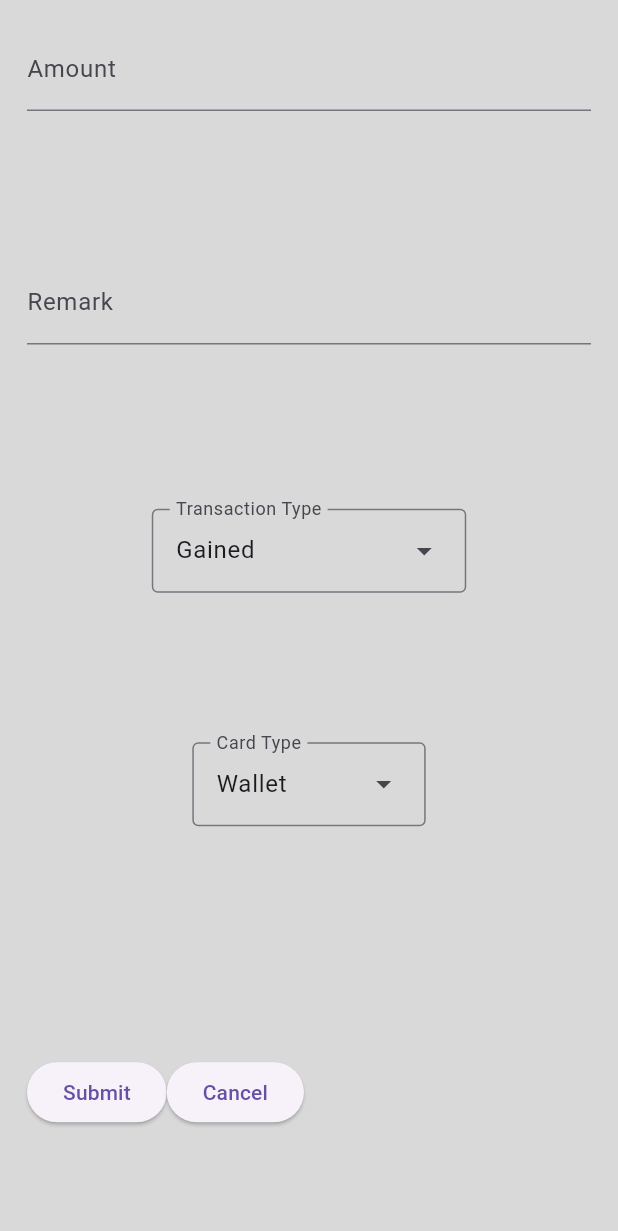
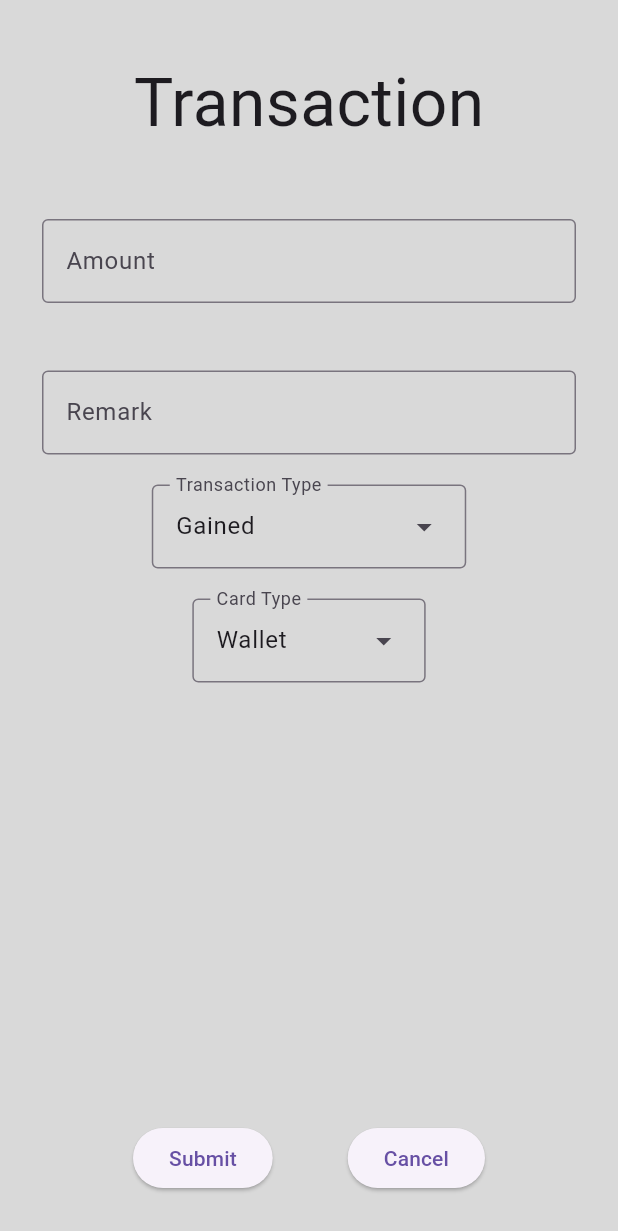
Before and after one commit to fy-st0rm/Ledger, a Flutter app: the screen it shows after launch, after a tap on the "add" icon, on a phone screen of 412 x 824 dp. Shown: the top 1231 px of the screen. Run offline on Flutter 3.47's test engine with Material 3 defaults, Android fonts, the phone set to English and light mode, and no system bars; our stand-ins replace shared_preferences.

Commit message:
Implemented serialization of data.

```diff
--- a/lib/app_state.dart
+++ /dev/null
@@ -1,12 +0,0 @@
-import "package:ledger/transaction.dart";
-import "package:ledger/budget.dart";
-
-class AppState {
-	late Budget budget;
-	late Transactions transactions;
-
-	AppState() {
-		this.budget = Budget(0, 0, 0, 0);
-		this.transactions = Transactions();
-	}
-}
--- a/lib/budget.dart
+++ /dev/null
@@ -1,24 +0,0 @@
-enum CardType {
-	WALLET("Wallet"),
-	BANK("Bank"),
-	KU_CARD("KU Card"),
-	ESEWA("Esewa");
-
-	const CardType(this.label);
-	final String label;
-}
-
-class Budget {
-	Map<CardType, double> _budget = Map();
-
-	Budget(double wallet, double bank, double ku_card, double esewa) {
-		this._budget[CardType.WALLET] = wallet;
-		this._budget[CardType.BANK] = bank;
-		this._budget[CardType.KU_CARD] = ku_card;
-		this._budget[CardType.ESEWA] = esewa;
-	}
-
-	double get(CardType ctype) {
-		return this._budget[ctype]!;
-	}
-}
--- a/lib/main.dart
+++ b/lib/main.dart
@@ -1,6 +1,5 @@
 import "package:flutter/material.dart";
-
-import "package:ledger/home.dart";
+import "package:ledger/pages/home.dart";
 
 void main() {
 	runApp(const App());
--- a/lib/home.dart
+++ b/lib/pages/home.dart
@@ -1,10 +1,14 @@
 import "package:flutter/material.dart";
+
 import "package:ledger/widgets/budget_widget.dart";
 import "package:ledger/widgets/records_widget.dart";
-import "package:ledger/widgets/new_transaction_widget.dart";
-import "package:ledger/transaction.dart";
-import "package:ledger/budget.dart";
-import "package:ledger/app_state.dart";
+
+import "package:ledger/pages/transaction_page.dart";
+
+import "package:ledger/types/transaction.dart";
+import "package:ledger/types/budget.dart";
+import "package:ledger/types/app_state.dart";
+
 import "package:ledger/utils.dart";
 
 class Home extends StatefulWidget {
@@ -40,14 +44,14 @@ class _Home extends State<Home> {
 				onPressed: () {
 					Navigator.of(context).push(
 						MaterialPageRoute(
-							builder: (context) => NewTransactionWidget(state: state)
+							builder: (context) => TransactionPage(state: state)
 						)
 					).then((_) => setState(() {}));
 				},
-				tooltip: 'Increment',
+				tooltip: 'Add transaction',
 				child: const Icon(Icons.add)
 			), // FloadingActionButton
 			floatingActionButtonLocation: FloatingActionButtonLocation.centerFloat,
-		);
+		); // Scaffold
 	}
 }
--- /dev/null
+++ b/lib/pages/transaction_page.dart
@@ -0,0 +1,174 @@
+import "package:flutter/material.dart";
+
+import "package:ledger/types/budget.dart";
+import "package:ledger/types/transaction.dart";
+import "package:ledger/types/app_state.dart";
+import "package:ledger/utils.dart";
+
+class TransactionPage extends StatefulWidget {
+	final AppState state;
+	const TransactionPage({super.key, required this.state});
+
+	State<TransactionPage> createState() => _TransactionPage(state);
+}
+
+class _TransactionPage extends State<TransactionPage> {
+	final TextEditingController card_controller = TextEditingController();
+	final TextEditingController transaction_controller = TextEditingController();
+	final form_key = GlobalKey<FormState>();
+	final AppState state;
+	final Transaction final_transaction = Transaction(0, TransactionType.GAINED, CardType.WALLET, "");
+
+	_TransactionPage(this.state);
+
+	@override
+	Widget build(BuildContext context) {
+		Pair<double, double> screen_size = get_screen_size(context);
+		return Scaffold(
+			body: Container(
+				child: Padding(
+					padding: EdgeInsets.all(28.0),
+					child: Form(
+						key: form_key,
+						child: Column(
+							children: <Widget> [
+								SizedBox(height: 10),
+
+								Expanded(
+									child: Column(
+										children: <Widget> [
+											Text("Transaction",
+												style: TextStyle(
+													fontSize: 44
+												) // TextStyle
+											), // Text
+
+											SizedBox(height: 45),
+
+											TextFormField(
+												keyboardType: TextInputType.number,
+												onSaved: (String? value) {
+													final_transaction.amount = double.parse(value!);
+												},
+												decoration: InputDecoration(
+													labelText: "Amount",
+													border: OutlineInputBorder(),
+												), // InputDecoration
+												validator: (value) {
+													if (value == null || value.isEmpty) {
+														return "Amount is required.";
+													}
+													return null;
+												} // Validator
+											), // TextFormField
+
+											SizedBox(height: 45),
+
+											TextFormField(
+												onSaved: (String? value) {
+													final_transaction.remark = value!;
+												},
+												decoration: InputDecoration(
+													labelText: "Remark",
+													border: OutlineInputBorder(),
+												), // InputDecoration
+												validator: (value) {
+													if (value == null || value.isEmpty) {
+														return "Remark is required.";
+													}
+													return null;
+												} // Validator
+											), // TextFormField
+
+											SizedBox(height: 20),
+
+											DropdownMenu<TransactionType>(
+												initialSelection: TransactionType.GAINED,
+												controller: transaction_controller,
+												requestFocusOnTap: false,
+												label: Text("Transaction Type"),
+												onSelected: (TransactionType? transaction_type) {
+													setState(() {
+														final_transaction.ttype = transaction_type!;
+													});
+												},
+												dropdownMenuEntries: TransactionType.values.map<DropdownMenuEntry<TransactionType>>(
+													(TransactionType transaction_type) {
+														return DropdownMenuEntry<TransactionType>(
+															value: transaction_type,
+															label: transaction_type.label
+														);
+													}
+												).toList()
+											), // DropdownMenu<TransactionType>
+
+											SizedBox(height: 20),
+
+											DropdownMenu<CardType>(
+												initialSelection: CardType.WALLET,
+												controller: card_controller,
+												requestFocusOnTap: false,
+												label: Text("Card Type"),
+												onSelected: (CardType? card_type) {
+													setState(() {
+														final_transaction.ctype = card_type!;
+													});
+												},
+												dropdownMenuEntries: CardType.values.map<DropdownMenuEntry<CardType>>(
+													(CardType card_type) {
+														return DropdownMenuEntry<CardType>(
+															value: card_type,
+															label: card_type.label
+														);
+													}
+												).toList()
+											), // DropdownMenu<CardType>
+										] // children
+									) // Column
+								), // Expanded
+
+								Row(
+									mainAxisAlignment: MainAxisAlignment.center,
+									children: <Widget>[
+										ElevatedButton(
+											child: Text("Submit"),
+											onPressed: () {
+												if (form_key.currentState!.validate()) {
+													form_key.currentState!.save();
+														double budget = state.budget.get(final_transaction.ctype);
+														bool res = state.transactions.create(
+															final_transaction, state.budget
+														);
+														if (!res) {
+															ScaffoldMessenger.of(context).showSnackBar(
+																const SnackBar(
+																	content: Text('Not enought money.',
+																		style: TextStyle(
+																			fontSize: 14,
+																			color: Color.fromARGB(255, 255, 255, 255)
+																		) // TextStyle
+																	) // Text
+																), // SnackBar
+															);
+														}
+													Navigator.of(context, rootNavigator: true).pop();
+												}
+											}
+										), // ElevatedButton
+										SizedBox(width: 50),
+										ElevatedButton(
+											child: Text("Cancel"),
+											onPressed: () {
+												Navigator.of(context, rootNavigator: true).pop();
+											}
+										) // ElevatedButton
+									] // children
+								) // Row
+							] // children
+						) // Column
+					) // Form
+				) // Container
+			), // Padding
+		); // Scaffold
+	}
+}
--- a/lib/transaction.dart
+++ /dev/null
@@ -1,37 +0,0 @@
-import "package:ledger/budget.dart";
-
-enum TransactionType {
-	GAINED("Gained"),
-	SPENT("Spent");
-
-	const TransactionType(this.label);
-	final String label;
-}
-
-class Transaction {
-	double amount;
-	TransactionType ttype;
-	CardType ctype;
-	String remark;
-
-	Transaction(this.amount, this.ttype, this.ctype, this.remark);
-}
-
-class Transactions {
-	// TODO: change list to hashmap
-	List<Transaction> _transactions = [];
-
-	void create_transaction(double amount, TransactionType ttype, CardType ctype, String remark) {
-		this._transactions.add(
-			Transaction(amount, ttype, ctype, remark)
-		);
-	}
-
-	int length() {
-		return this._transactions.length;
-	}
-
-	Transaction get(int index) {
-		return this._transactions[index];
-	}
-}
--- /dev/null
+++ b/lib/types/app_state.dart
@@ -0,0 +1,12 @@
+import "package:ledger/types/transaction.dart";
+import "package:ledger/types/budget.dart";
+
+class AppState {
+	late Budget budget;
+	late Transactions transactions;
+
+	AppState() {
+		budget = Budget();
+		transactions = Transactions();
+	}
+}
--- /dev/null
+++ b/lib/types/budget.dart
@@ -0,0 +1,69 @@
+import 'package:shared_preferences/shared_preferences.dart';
+import 'dart:convert';
+
+enum CardType {
+	WALLET("Wallet"),
+	BANK("Bank"),
+	KU_CARD("KU Card"),
+	ESEWA("Esewa");
+
+	const CardType(this.label);
+	final String label;
+}
+
+class Budget {
+	Map<CardType, double> _budget = Map();
+
+	Budget() {
+	}
+
+	void init(bool updated, void Function(void Function()) callback) {
+		SharedPreferences
+			.getInstance()
+			.then((pref) {
+				String? budget_str = pref.getString('budget');
+				if (budget_str == null || budget_str.isEmpty) {
+					_budget[CardType.WALLET] = 0;
+					_budget[CardType.BANK] = 0;
+					_budget[CardType.KU_CARD] = 0;
+					_budget[CardType.ESEWA] = 0;
+				} else {
+					Map<String, dynamic> budget = jsonDecode(budget_str!);
+					_budget[CardType.WALLET]  = budget["WALLET"]!;
+					_budget[CardType.BANK]    = budget["BANK"]!;
+					_budget[CardType.KU_CARD] = budget["KU_CARD"]!;
+					_budget[CardType.ESEWA]   = budget["ESEWA"]!;
+				}
+				if (!updated) {
+					callback(() {});
+				}
+			});
+	}
+
+	double get(CardType ctype) {
+		return _budget[ctype]!;
+	}
+
+	void gained(CardType ctype, double amount) {
+		_budget.update(ctype, (value) => _budget[ctype]! + amount);
+	}
+
+	void spent(CardType ctype, double amount) {
+		_budget.update(ctype, (value) => _budget[ctype]! - amount);
+	}
+
+	Map<String, double> to_json() {
+		return {
+			"WALLET": get(CardType.WALLET),
+			"BANK": get(CardType.BANK),
+			"KU_CARD": get(CardType.KU_CARD),
+			"ESEWA": get(CardType.ESEWA),
+		};
+	}
+
+	Future<void> save() async {
+		SharedPreferences pref = await SharedPreferences.getInstance();
+		String budget_str = jsonEncode(to_json());
+		pref.setString('budget', budget_str);
+	}
+}
--- /dev/null
+++ b/lib/types/transaction.dart
@@ -0,0 +1,105 @@
+import "package:ledger/types/budget.dart";
+import 'package:shared_preferences/shared_preferences.dart';
+import 'dart:convert';
+
+enum TransactionType {
+	GAINED("Gained"),
+	SPENT("Spent");
+
+	const TransactionType(this.label);
+	final String label;
+}
+
+class Transaction {
+	double amount;
+	TransactionType ttype;
+	CardType ctype;
+	String remark;
+
+	Transaction(this.amount, this.ttype, this.ctype, this.remark);
+}
+
+class Transactions {
+	List<Transaction> _transactions = [];
+
+	Map<String, TransactionType> tmap = {
+		"Gained": TransactionType.GAINED,
+		"Spent": TransactionType.SPENT
+	};
+
+	Map<String, CardType> cmap = {
+		"Wallet": CardType.WALLET,
+		"Bank": CardType.BANK,
+		"KU Card": CardType.KU_CARD,
+		"Esewa": CardType.ESEWA,
+	};
+
+	void init(bool updated, void Function(void Function()) callback) {
+		SharedPreferences
+			.getInstance()
+			.then((pref) {
+				String? tran_str = pref.getString("transactions");
+				_transactions.clear();
+				if (!(tran_str == null || tran_str.isEmpty)) {
+					Map<String, dynamic> transactions = jsonDecode(tran_str!);
+					transactions.forEach((k, v) {
+						Transaction t = Transaction(
+							double.parse(v["amount"]!),
+							tmap[v["ttype"]!]!,
+							cmap[v["ctype"]!]!,
+							v["remark"]!
+						);
+						_transactions.insert(int.parse(k), t);
+					});
+				}
+				if (!updated)
+					callback(() {});
+			});
+	}
+
+	bool create(Transaction t, Budget budget) {
+		double max = budget.get(t.ctype);
+
+		if (t.ttype == TransactionType.GAINED) {
+			budget.gained(t.ctype, t.amount);
+		} else {
+			if (max < t.amount)
+				return false;
+
+			budget.spent(t.ctype, t.amount);
+		}
+
+		_transactions.insert(0, t);
+		budget.save();
+		save();
+
+		return true;
+	}
+
+	int length() {
+		return this._transactions.length;
+	}
+
+	Transaction get(int index) {
+		return this._transactions[index];
+	}
+
+	Map<String, Map<String, String>> to_json() {
+		Map<String, Map<String, String>> json = Map();
+		_transactions.asMap().forEach((i, t) {
+			json[i.toString()] = {
+				"amount": t.amount.toString(),
+				"ttype": t.ttype.label,
+				"ctype": t.ctype.label,
+				"remark": t.remark
+			};
+		});
+		return json;
+	}
+
+	Future<void> save() async {
+		SharedPreferences pref = await SharedPreferences.getInstance();
+		String tran_str = jsonEncode(to_json());
+		pref.setString('transactions', tran_str);
+	}
+}
--- a/lib/widgets/card_widget.dart
+++ b/lib/widgets/card_widget.dart
@@ -1,5 +1,5 @@
 import "package:flutter/material.dart";
-import "package:ledger/budget.dart";
+import "package:ledger/types/budget.dart";
 
 class CardWidget extends StatelessWidget {
 	final CardType ctype;
--- a/lib/widgets/new_transaction_widget.dart
+++ /dev/null
@@ -1,158 +0,0 @@
-import "package:flutter/material.dart";
-import "package:ledger/budget.dart";
-import "package:ledger/transaction.dart";
-import "package:ledger/utils.dart";
-import "package:ledger/app_state.dart";
-
-class NewTransactionWidget extends StatefulWidget {
-	final AppState state;
-	const NewTransactionWidget({super.key, required this.state});
-
-	State<NewTransactionWidget> createState() => _NewTransactionWidget(state);
-}
-
-class _NewTransactionWidget extends State<NewTransactionWidget> {
-	final TextEditingController card_controller = TextEditingController();
-	final TextEditingController transaction_controller = TextEditingController();
-	final form_key = GlobalKey<FormState>();
-	final AppState state;
-
-	_NewTransactionWidget(this.state);
-
-	Transaction final_transaction = Transaction(0, TransactionType.GAINED, CardType.WALLET, "");
-
-	@override
-	Widget build(BuildContext context) {
-		Pair<double, double> screen_size = get_screen_size(context);
-
-		return Scaffold(
-			body: Container(
-				child: Padding(
-					padding: EdgeInsets.all(18.0),
-					child: Form(
-						key: form_key,
-						child: Column(
-							children: <Widget> [
-								Expanded(
-									child: TextFormField(
-										keyboardType: TextInputType.number,
-										onSaved: (String? value) {
-											final_transaction.amount = double.parse(value!);
-										},
-										decoration: InputDecoration(
-											labelText: "Amount",
-										), // InputDecoration
-										validator: (value) {
-											if (value == null || value.isEmpty) {
-												return "Amount is required.";
-											}
-											return null;
-										} // Validator
-									), // TextFormField
-								), // Expanded
-
-								Expanded(
-									child: TextFormField(
-										onSaved: (String? value) {
-											final_transaction.remark = value!;
-										},
-										decoration: InputDecoration(
-											labelText: "Remark",
-										), // InputDecoration
-										validator: (value) {
-											if (value == null || value.isEmpty) {
-												return "Remark is required.";
-											}
-											return null;
-										} // Validator
-									), // TextFormField
-								), // Expanded
-
-								SizedBox(height: 10),
-
-								Expanded(
-									child: DropdownMenu<TransactionType>(
-										initialSelection: TransactionType.GAINED,
-										controller: transaction_controller,
-										requestFocusOnTap: false,
-										label: Text("Transaction Type"),
-										onSelected: (TransactionType? transaction_type) {
-											setState(() {
-												final_transaction.ttype = transaction_type!;
-											});
-										},
-										dropdownMenuEntries: TransactionType.values.map<DropdownMenuEntry<TransactionType>>(
-											(TransactionType transaction_type) {
-												return DropdownMenuEntry<TransactionType>(
-													value: transaction_type,
-													label: transaction_type.label
-												);
-											}
-										).toList()
-									), // DropdownMenu<TransactionType>
-								), // Expanded
-
-								Expanded(
-									child: DropdownMenu<CardType>(
-										initialSelection: CardType.WALLET,
-										controller: card_controller,
-										requestFocusOnTap: false,
-										label: Text("Card Type"),
-										onSelected: (CardType? card_type) {
-											setState(() {
-												final_transaction.ctype = card_type!;
-											});
-										},
-										dropdownMenuEntries: CardType.values.map<DropdownMenuEntry<CardType>>(
-											(CardType card_type) {
-												return DropdownMenuEntry<CardType>(
-													value: card_type,
-													label: card_type.label
-												);
-											}
-										).toList()
-									) // DropdownMenu<CardType>
-								), // Expanded
-
-								Expanded(
-									child: Row(
-										children: <Widget>[
-											ElevatedButton(
-												child: Text("Submit"),
-												onPressed: () {
-													if (form_key.currentState!.validate()) {
-														form_key.currentState!.save();
-														setState(() {
-															double budget = state.budget.get(final_transaction.ctype);
-															if (budget < final_transaction.amount) {
-																return;
-															}
-															state.transactions.create_transaction(
-																final_transaction.amount,
-																final_transaction.ttype,
-																final_transaction.ctype,
-																final_transaction.remark
-															);
-														});
-														Navigator.of(context, rootNavigator: true).pop();
-													}
-												}
-											), // ElevatedButton
-											ElevatedButton(
-												child: Text("Cancel"),
-												onPressed: () {
-													Navigator.of(context, rootNavigator: true).pop();
-												}
-											) // ElevatedButton
-
-										] // children
-									) // Row
-								) // Expanded
-							] // children
-						) // Column
-					) // Form
-				) // Container
-			), // Padding
-		); // Scaffold
-	}
-}
--- a/lib/widgets/records_widget.dart
+++ b/lib/widgets/records_widget.dart
@@ -1,5 +1,5 @@
 import "package:flutter/material.dart";
-import "package:ledger/transaction.dart";
+import "package:ledger/types/transaction.dart";
 
 class Record extends StatelessWidget {
 	final Transaction transaction;
@@ -27,13 +27,27 @@ class Record extends StatelessWidget {
 	}
 }
 
-class RecordsWidget extends StatelessWidget {
+class RecordsWidget extends StatefulWidget {
 	final Transactions transactions;
+	const RecordsWidget(this.transactions);
 
-	const RecordsWidget(this.transactions);
+	State<RecordsWidget> createState() => _RecordsWidget(transactions);
+}
+
+class _RecordsWidget extends State<RecordsWidget> {
+	final Transactions transactions;
+	bool updated = false;
+
+	_RecordsWidget(this.transactions);
 
 	@override
 	Widget build(BuildContext context) {
+
+		transactions.init(updated, setState);
+		setState(() {
+			updated = true;
+		});
+
 		return Scaffold(
 			body: ClipRRect(
 				borderRadius: BorderRadius.circular(10),
--- a/pubspec.yaml
+++ b/pubspec.yaml
@@ -30,11 +30,14 @@ environment:
 dependencies:
   flutter:
     sdk: flutter
+  uuid: ^4.2.2
 
 
   # The following adds the Cupertino Icons font to your application.
   # Use with the CupertinoIcons class for iOS style icons.
   cupertino_icons: ^1.0.2
+  shared_preferences: ^2.2.2
+  json_annotation: ^4.8.1
 
 dev_dependencies:
   flutter_test:
@@ -46,6 +49,8 @@ dev_dependencies:
   # package. See that file for information about deactivating specific lint
   # rules and activating additional ones.
   flutter_lints: ^2.0.0
+  build_runner: ^2.4.7
+  json_serializable: ^6.7.1
 
 # For information on the generic Dart part of this file, see the
 # following page: https://dart.dev/tools/pub/pubspec
```
Also changed, not shown: lib/widgets/budget_widget.dart (+16 -2 lines), flutter_01.png (added), pubspec.lock, 1 other file.
